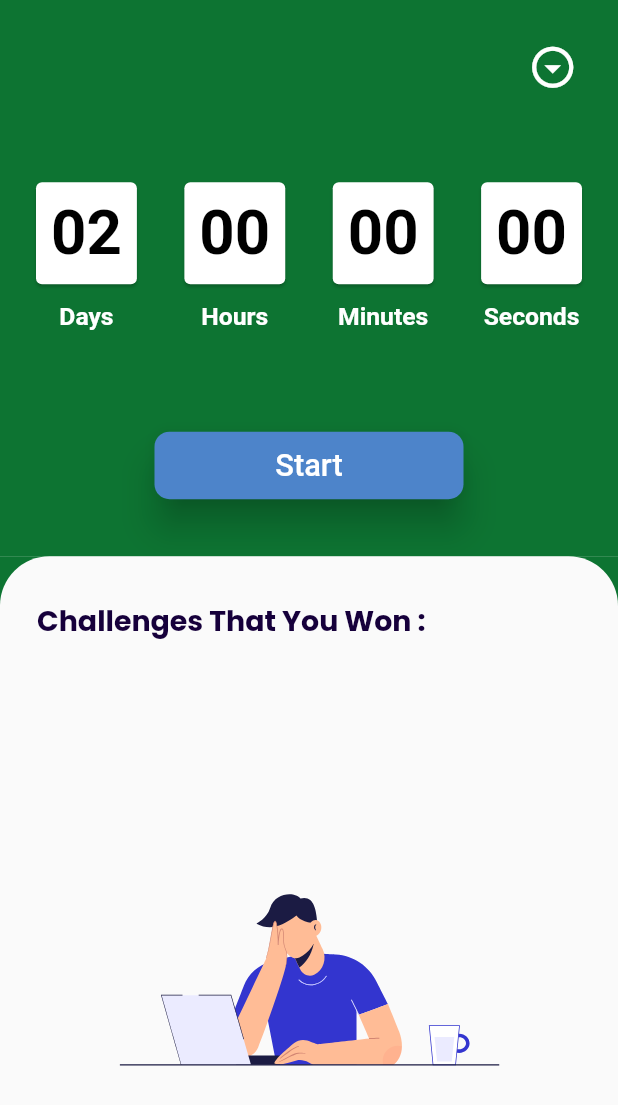
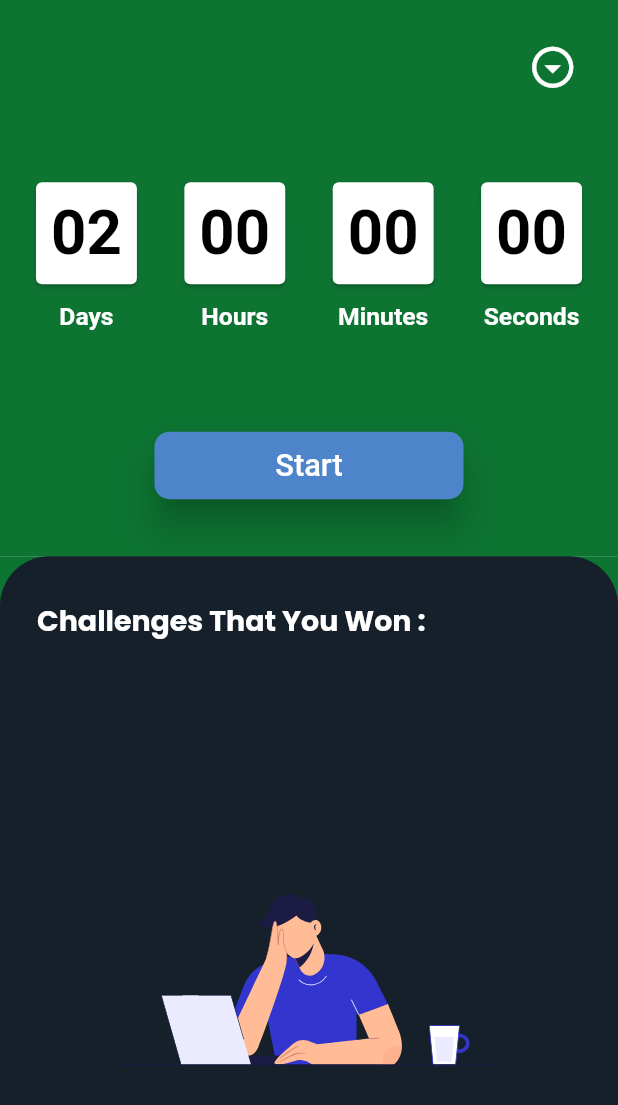
Before and after one commit to MohamedSaeed2020/timer, a Flutter app: the screen it shows after launch, on a phone screen of 412 x 824 dp. Shown: the top 1105 px of the screen. Run offline on Flutter 3.47's test engine with Material 2 defaults, Android fonts, the phone set to English and light mode, and no system bars; our stand-ins replace awesome_dialog, google_fonts, hive_flutter, lottie; accounts and stored records are empty.

Commit message:
Update the ui colors

```diff
--- a/lib/Constants/colors.dart
+++ b/lib/Constants/colors.dart
@@ -4,6 +4,7 @@ class MyColors {
   static const black = Color(0xff15202B);
   static const deepBlue = Color(0xff16003B);
   static const grey = Color(0xff413F42);
+  static const white = Color(0xffFFFFFF);
 
   static const List<Color> challengeColors = [
     Color(0xFFB497D6),
--- a/lib/Presentation/Screens/home_screen.dart
+++ b/lib/Presentation/Screens/home_screen.dart
@@ -105,7 +105,7 @@ class _HomeScreenState extends State<HomeScreen> {
                     Container(
                       width: double.infinity,
                       decoration: BoxDecoration(
-                        color: Theme.of(context).scaffoldBackgroundColor,
+                        color: MyColors.black,
                         borderRadius: BorderRadius.only(
                           topLeft: Radius.circular(
                             SizeConfig.textMultiplier * 4,
@@ -127,7 +127,7 @@ class _HomeScreenState extends State<HomeScreen> {
                             style: GoogleFonts.poppins(
                               fontSize: SizeConfig.textMultiplier * 2.3,
                               fontWeight: FontWeight.bold,
-                              color: MyColors.deepBlue,
+                              color: MyColors.white,
                             ),
                           ),
                           SizedBox(height: SizeConfig.heightMultiplier * 3),
@@ -137,8 +137,7 @@ class _HomeScreenState extends State<HomeScreen> {
                                     child: Lottie.asset(
                                       'assets/json/working-man.json',
                                       width: SizeConfig.widthMultiplier * 100,
-                                        height:
-                                            SizeConfig.widthMultiplier * 100,
+                                      height: SizeConfig.widthMultiplier * 100,
                                       fit: BoxFit.contain,
                                     ),
                                   )
@@ -149,12 +148,12 @@ class _HomeScreenState extends State<HomeScreen> {
                                       return ChallengeItem(
                                           index: index,
                                           challengeDays: provider
-                                                .challenges[index]
-                                                .challengeDays,
-                                            date: provider.challenges[index]
-                                                .finishingDate);
+                                              .challenges[index].challengeDays,
+                                          date: provider
+                                              .challenges[index].finishingDate);
                                     },
-                                    ))
+                                  ),
+                          )
                         ],
                       ),
                     ),
--- a/lib/Presentation/Views/awesome_dialog.dart
+++ b/lib/Presentation/Views/awesome_dialog.dart
@@ -9,8 +9,7 @@ class MyAwesomeDialog {
       BuildContext context, int challengeDays) {
     return AwesomeDialog(
         dialogType: DialogType.success,
-        animType: AnimType.scale,
-        title: 'The Challenge is won!',
+        animType: AnimType.topSlide,
         btnOkOnPress: () {},
         context: context,
         body: Padding(
--- a/lib/Presentation/Views/challenge_item.dart
+++ b/lib/Presentation/Views/challenge_item.dart
@@ -20,7 +20,7 @@ class ChallengeItem extends StatelessWidget {
     return Card(
       margin: EdgeInsets.symmetric(vertical: SizeConfig.heightMultiplier * 1.2),
       // This function is used to generate random colors from a map of colors
-      color: ColorGenerator().generatecolor(index),
+      color: ColorGenerator().generateColor(index),
       child: Padding(
         padding: EdgeInsets.symmetric(
           vertical: SizeConfig.heightMultiplier * 2,
--- a/lib/Utils/Helpers/color_generator.dart
+++ b/lib/Utils/Helpers/color_generator.dart
@@ -5,7 +5,7 @@ import 'package:timer/Constants/colors.dart';
 class ColorGenerator {
   int random = Random().nextInt(MyColors.challengeColors.length);
 
-  Color generatecolor(int index) {
+  Color generateColor(int index) {
     if (index < MyColors.challengeColors.length) {
       return MyColors.challengeColors[index];
     } else {
```
Lines whose indentation alone changed are shown as unchanged.
